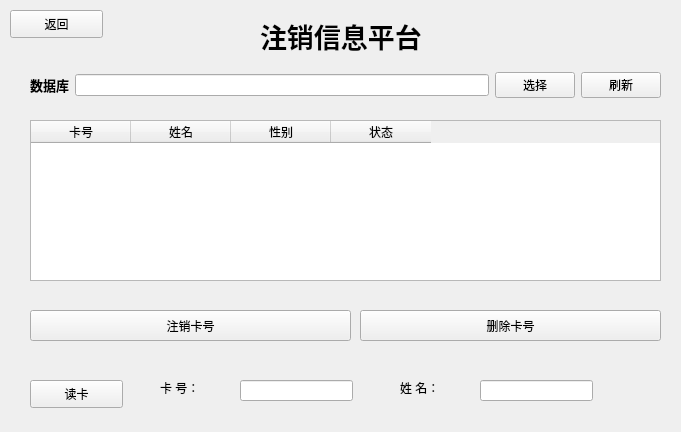
Qt form Deletepage.ui (AKHYui/Swipe-System) before a commit.
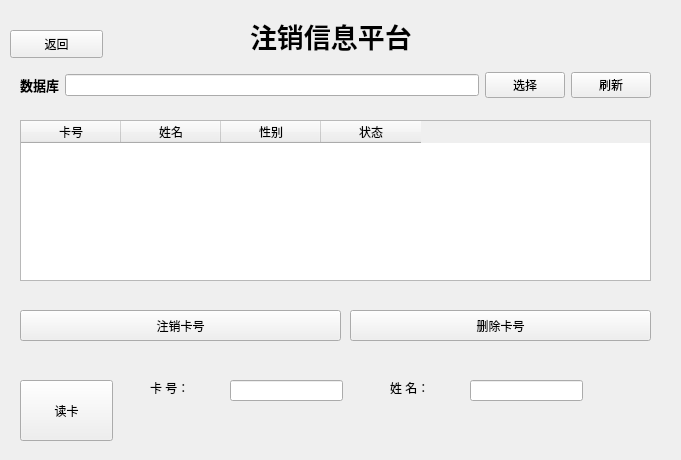
The same form after that commit. Icons and pictures are not drawn.

```diff
--- a/Deletepage.ui
+++ b/Deletepage.ui
@@ -7,50 +7,28 @@
     <x>0</x>
     <y>0</y>
     <width>681</width>
-    <height>432</height>
+    <height>460</height>
    </rect>
   </property>
   <property name="windowTitle">
    <string>Form</string>
   </property>
-  <widget class="QPushButton" name="delback">
+  <widget class="QWidget" name="widget" native="true">
    <property name="geometry">
     <rect>
-     <x>10</x>
-     <y>10</y>
-     <width>93</width>
-     <height>28</height>
-    </rect>
-   </property>
-   <property name="text">
-    <string>返回</string>
-   </property>
-  </widget>
-  <widget class="QLabel" name="label">
-   <property name="geometry">
-    <rect>
-     <x>260</x>
+     <x>0</x>
      <y>0</y>
-     <width>211</width>
-     <height>71</height>
+     <width>681</width>
+     <height>461</height>
     </rect>
    </property>
-   <property name="font">
-    <font>
-     <family>微软雅黑</family>
-     <pointsize>20</pointsize>
-     <weight>75</weight>
-     <bold>true</bold>
-    </font>
+   <property name="styleSheet">
+    <string notr="true">#widget{background-image: url(:/new/prefix1/img/addpage.png);}</string>
    </property>
-   <property name="text">
-    <string>注销信息平台</string>
-   </property>
-  </widget>
   <widget class="QWidget" name="layoutWidget">
    <property name="geometry">
     <rect>
-     <x>30</x>
+      <x>20</x>
      <y>70</y>
      <width>631</width>
      <height>30</height>
@@ -87,10 +65,116 @@
     </item>
    </layout>
   </widget>
+   <widget class="QLineEdit" name="btn_name">
+    <property name="geometry">
+     <rect>
+      <x>470</x>
+      <y>380</y>
+      <width>113</width>
+      <height>21</height>
+     </rect>
+    </property>
+   </widget>
+   <widget class="QLabel" name="label">
+    <property name="geometry">
+     <rect>
+      <x>250</x>
+      <y>0</y>
+      <width>211</width>
+      <height>71</height>
+     </rect>
+    </property>
+    <property name="font">
+     <font>
+      <family>微软雅黑</family>
+      <pointsize>20</pointsize>
+      <weight>75</weight>
+      <bold>true</bold>
+     </font>
+    </property>
+    <property name="text">
+     <string>注销信息平台</string>
+    </property>
+   </widget>
+   <widget class="QPushButton" name="ptn_release">
+    <property name="geometry">
+     <rect>
+      <x>20</x>
+      <y>310</y>
+      <width>321</width>
+      <height>31</height>
+     </rect>
+    </property>
+    <property name="text">
+     <string>注销卡号</string>
+    </property>
+   </widget>
+   <widget class="QLabel" name="label_3">
+    <property name="geometry">
+     <rect>
+      <x>390</x>
+      <y>380</y>
+      <width>72</width>
+      <height>15</height>
+     </rect>
+    </property>
+    <property name="text">
+     <string>姓 名：</string>
+    </property>
+   </widget>
+   <widget class="QLineEdit" name="btn_card">
+    <property name="geometry">
+     <rect>
+      <x>230</x>
+      <y>380</y>
+      <width>113</width>
+      <height>21</height>
+     </rect>
+    </property>
+   </widget>
+   <widget class="QPushButton" name="ptn_delete">
+    <property name="geometry">
+     <rect>
+      <x>350</x>
+      <y>310</y>
+      <width>301</width>
+      <height>31</height>
+     </rect>
+    </property>
+    <property name="text">
+     <string>删除卡号</string>
+    </property>
+   </widget>
+   <widget class="QPushButton" name="pushButton_4">
+    <property name="geometry">
+     <rect>
+      <x>20</x>
+      <y>380</y>
+      <width>93</width>
+      <height>61</height>
+     </rect>
+    </property>
+    <property name="text">
+     <string>读卡</string>
+    </property>
+   </widget>
+   <widget class="QLabel" name="label_2">
+    <property name="geometry">
+     <rect>
+      <x>150</x>
+      <y>380</y>
+      <width>72</width>
+      <height>15</height>
+     </rect>
+    </property>
+    <property name="text">
+     <string>卡 号：</string>
+    </property>
+   </widget>
   <widget class="QTableWidget" name="db_table">
    <property name="geometry">
     <rect>
-     <x>30</x>
+      <x>20</x>
      <y>120</y>
      <width>631</width>
      <height>161</height>
@@ -126,90 +210,19 @@
     </property>
    </column>
   </widget>
-  <widget class="QPushButton" name="ptn_release">
+   <widget class="QPushButton" name="delback">
    <property name="geometry">
     <rect>
-     <x>30</x>
-     <y>310</y>
-     <width>321</width>
-     <height>31</height>
-    </rect>
-   </property>
-   <property name="text">
-    <string>注销卡号</string>
-   </property>
-  </widget>
-  <widget class="QPushButton" name="ptn_delete">
-   <property name="geometry">
-    <rect>
-     <x>360</x>
-     <y>310</y>
-     <width>301</width>
-     <height>31</height>
-    </rect>
-   </property>
-   <property name="text">
-    <string>删除卡号</string>
-   </property>
-  </widget>
-  <widget class="QPushButton" name="pushButton_4">
-   <property name="geometry">
-    <rect>
-     <x>30</x>
-     <y>380</y>
+      <x>10</x>
+      <y>30</y>
      <width>93</width>
      <height>28</height>
     </rect>
    </property>
    <property name="text">
-    <string>读卡</string>
-   </property>
-  </widget>
-  <widget class="QLabel" name="label_2">
-   <property name="geometry">
-    <rect>
-     <x>160</x>
-     <y>380</y>
-     <width>72</width>
-     <height>15</height>
-    </rect>
-   </property>
-   <property name="text">
-    <string>卡 号：</string>
-   </property>
-  </widget>
-  <widget class="QLabel" name="label_3">
-   <property name="geometry">
-    <rect>
-     <x>400</x>
-     <y>380</y>
-     <width>72</width>
-     <height>15</height>
-    </rect>
-   </property>
-   <property name="text">
-    <string>姓 名：</string>
-   </property>
-  </widget>
-  <widget class="QLineEdit" name="btn_card">
-   <property name="geometry">
-    <rect>
-     <x>240</x>
-     <y>380</y>
-     <width>113</width>
-     <height>21</height>
-    </rect>
-   </property>
-  </widget>
-  <widget class="QLineEdit" name="btn_name">
-   <property name="geometry">
-    <rect>
-     <x>480</x>
-     <y>380</y>
-     <width>113</width>
-     <height>21</height>
-    </rect>
-   </property>
+     <string>返回</string>
+    </property>
+   </widget>
   </widget>
  </widget>
  <resources/>
```
Lines whose indentation alone changed are shown as unchanged.
